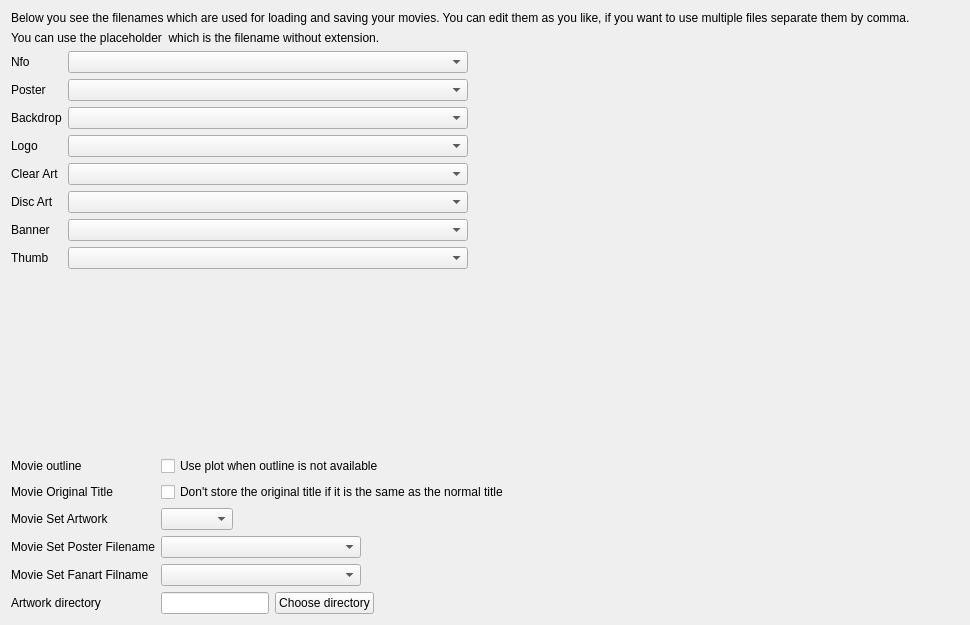
The window that src/ui/settings/MovieSettingsWidget.ui (Komet/MediaElch) describes before a commit, drawn with Qt 5.
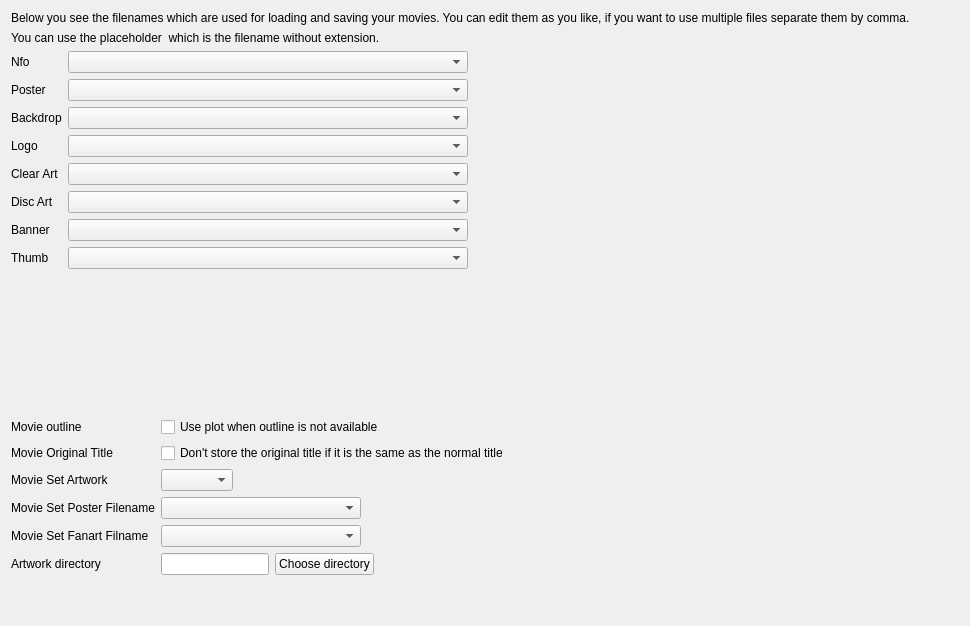
The same window after the commit. Custom widgets are drawn as their Qt base class.

Commit message:
fix(UI): Fix spacing of global settings for large windows
If the settings Window is too large, labels may be spaced improperly.

```diff
--- a/src/ui/settings/MovieSettingsWidget.ui
+++ b/src/ui/settings/MovieSettingsWidget.ui
@@ -7,10 +7,10 @@
     <x>0</x>
     <y>0</y>
     <width>970</width>
-    <height>625</height>
+    <height>626</height>
    </rect>
   </property>
-  <layout class="QVBoxLayout" name="verticalLayout_6" stretch="0,0,1,0">
+  <layout class="QVBoxLayout" name="verticalLayout_6" stretch="0,0,1,0,0">
    <item>
     <widget class="QLabel" name="lblFilenameDescription">
      <property name="text">
@@ -308,14 +308,6 @@
      </item>
      <item row="3" column="1">
       <widget class="PlaceholderLineEdit" name="movieSetPosterFileName">
-       <property name="currentText">
-        <string notr="true">folder.jpg</string>
-       </property>
-       <property name="placeholders" stdset="0">
-        <stringlist notr="true">
-         <string>setName</string>
-        </stringlist>
-       </property>
        <property name="sizePolicy">
         <sizepolicy hsizetype="MinimumExpanding" vsizetype="Fixed">
          <horstretch>0</horstretch>
@@ -334,6 +326,14 @@
          <height>16777215</height>
         </size>
        </property>
+       <property name="currentText">
+        <string notr="true"/>
+       </property>
+       <property name="placeholders" stdset="0">
+        <stringlist notr="true">
+         <string>setName</string>
+        </stringlist>
+       </property>
       </widget>
      </item>
      <item row="4" column="0">
@@ -345,14 +345,6 @@
      </item>
      <item row="4" column="1">
       <widget class="PlaceholderLineEdit" name="movieSetFanartFileName">
-       <property name="currentText">
-        <string>fanart.jpg</string>
-       </property>
-       <property name="placeholders" stdset="0">
-        <stringlist notr="true">
-         <string>setName</string>
-        </stringlist>
-       </property>
        <property name="sizePolicy">
         <sizepolicy hsizetype="MinimumExpanding" vsizetype="Fixed">
          <horstretch>0</horstretch>
@@ -371,6 +363,14 @@
          <height>16777215</height>
         </size>
        </property>
+       <property name="currentText">
+        <string/>
+       </property>
+       <property name="placeholders" stdset="0">
+        <stringlist notr="true">
+         <string>setName</string>
+        </stringlist>
+       </property>
       </widget>
      </item>
      <item row="5" column="0">
@@ -410,6 +410,19 @@
      </item>
     </layout>
    </item>
+   <item>
+    <spacer name="verticalSpacer">
+     <property name="orientation">
+      <enum>Qt::Vertical</enum>
+     </property>
+     <property name="sizeHint" stdset="0">
+      <size>
+       <width>20</width>
+       <height>40</height>
+      </size>
+     </property>
+    </spacer>
+   </item>
   </layout>
  </widget>
  <customwidgets>
```
The commit also changes 10 other files.
